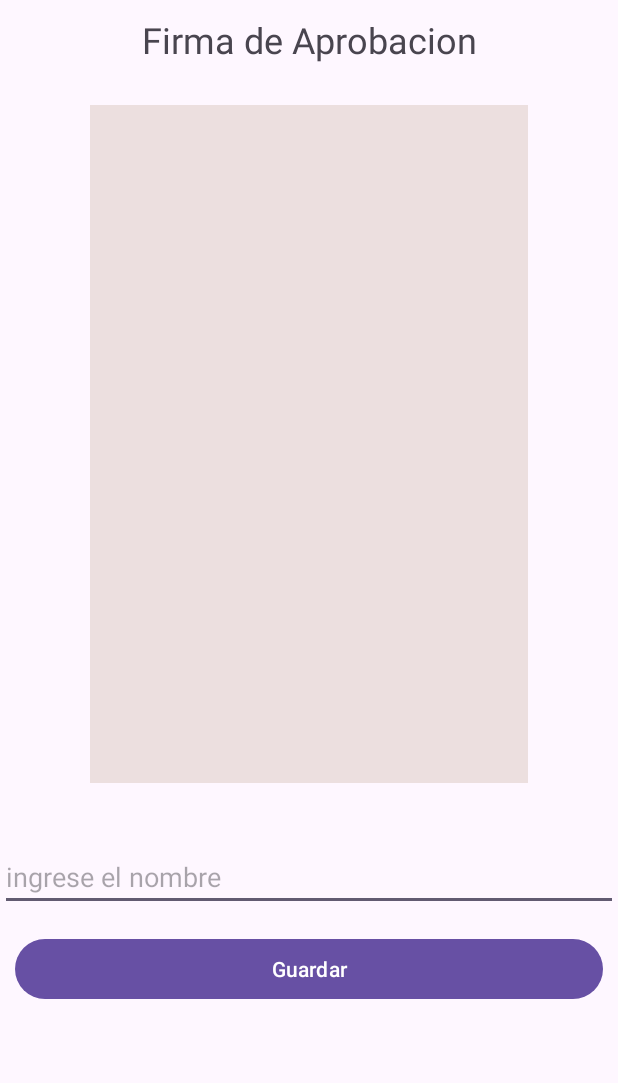
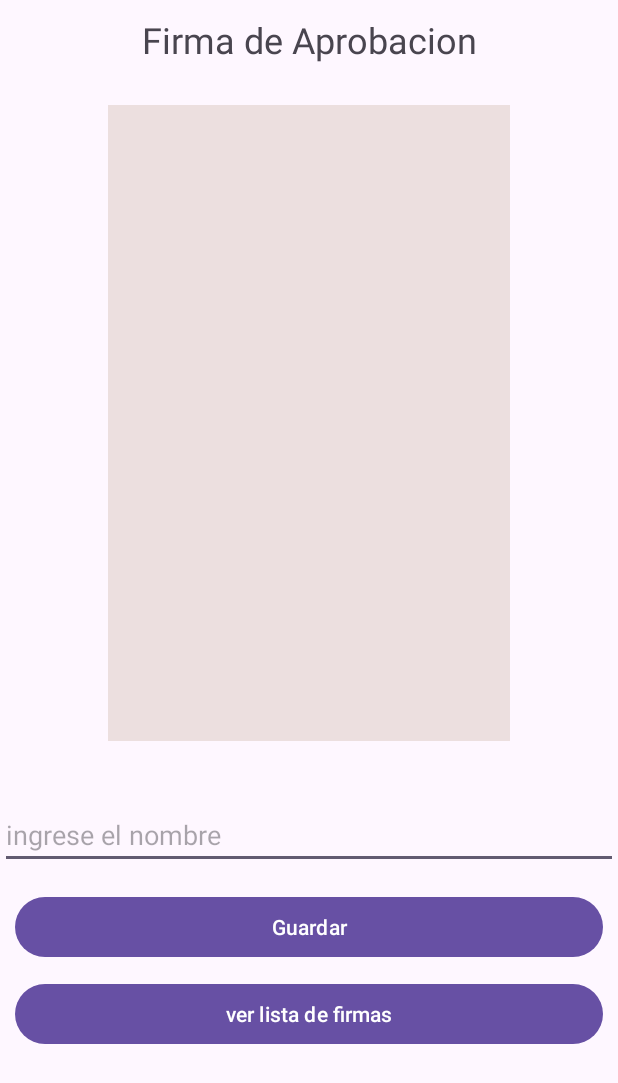
Before and after one commit to montaniaRoja/CapturarFirma, an Android app: the screen it shows after launch (MainActivity), on a phone screen of 412 x 824 dp. Shown: the top 1083 px of the screen. Run offline under Robolectric (Android 15) with nearby library versions, the phone set to English and light mode, and no system bars.

Commit message:
commit 3 final

```diff
--- a/app/src/main/AndroidManifest.xml
+++ b/app/src/main/AndroidManifest.xml
@@ -13,6 +13,9 @@
         android:theme="@style/Theme.CapturarFirma"
         tools:targetApi="31">
         <activity
+            android:name=".VisualizarFirma"
+            android:exported="false" />
+        <activity
             android:name=".ListaFirmas"
             android:exported="false" />
         <activity
--- a/app/src/main/java/com/example/capturarfirma/MainActivity.java
+++ b/app/src/main/java/com/example/capturarfirma/MainActivity.java
@@ -17,7 +17,7 @@ import java.io.ByteArrayOutputStream;
 
 public class MainActivity extends AppCompatActivity {
 
-    Button btnGuardar;
+    Button btnGuardar, btnLista;
     SignatureView signatureView;
     EditText txtName;
 
@@ -27,8 +27,15 @@ public class MainActivity extends AppCompatActivity {
         setContentView(R.layout.activity_main);
         signatureView=findViewById(R.id.signatureView);
         btnGuardar = (Button) findViewById(R.id.btnGuardar);
+        btnLista = (Button) findViewById(R.id.btnLista);
         txtName=findViewById(R.id.txtName);
         btnGuardar.setOnClickListener(v -> guardarFirma());
+        btnLista.setOnClickListener(v -> verLista());
+
+    }
+
+    private void verLista() {
+        iniciarNuevoActivity();
     }
 
     private void guardarFirma() {
@@ -49,7 +56,8 @@ public class MainActivity extends AppCompatActivity {
             if (resultado > 0) {
                 Toast.makeText(this, getString(R.string.Respuesta), Toast.LENGTH_SHORT).show();
                 signatureView.clear();
-                iniciarNuevoActivity();
+                txtName.setText("");
+
             } else {
                 Toast.makeText(this, getString(R.string.ErrorResp), Toast.LENGTH_SHORT).show();
             }
--- a/app/src/main/res/layout/activity_main.xml
+++ b/app/src/main/res/layout/activity_main.xml
@@ -20,8 +20,8 @@
 
     <com.example.capturarfirma.SignatureView
         android:id="@+id/signatureView"
-        android:layout_width="292dp"
-        android:layout_height="452dp"
+        android:layout_width="268dp"
+        android:layout_height="424dp"
         android:layout_marginTop="70dp"
         android:background="#ECDFDF"
         app:layout_constraintEnd_toEndOf="parent"
@@ -52,4 +52,16 @@
         app:layout_constraintStart_toStartOf="parent"
         app:layout_constraintTop_toBottomOf="@+id/signatureView" />
 
+    <Button
+        android:id="@+id/btnLista"
+        android:layout_width="0dp"
+        android:layout_height="wrap_content"
+        android:layout_marginStart="10dp"
+        android:layout_marginTop="10dp"
+        android:layout_marginEnd="10dp"
+        android:text="ver lista de firmas"
+        app:layout_constraintEnd_toEndOf="parent"
+        app:layout_constraintStart_toStartOf="parent"
+        app:layout_constraintTop_toBottomOf="@+id/btnGuardar" />
+
 </androidx.constraintlayout.widget.ConstraintLayout>
```
Also changed, not shown: app/src/main/java/com/example/capturarfirma/Firmas.java (added, +48 -0 lines), app/src/main/java/com/example/capturarfirma/ListaFirmas.java (+103 -0 lines), app/src/main/res/layout/activity_lista_firmas.xml (+11 -1 lines).
